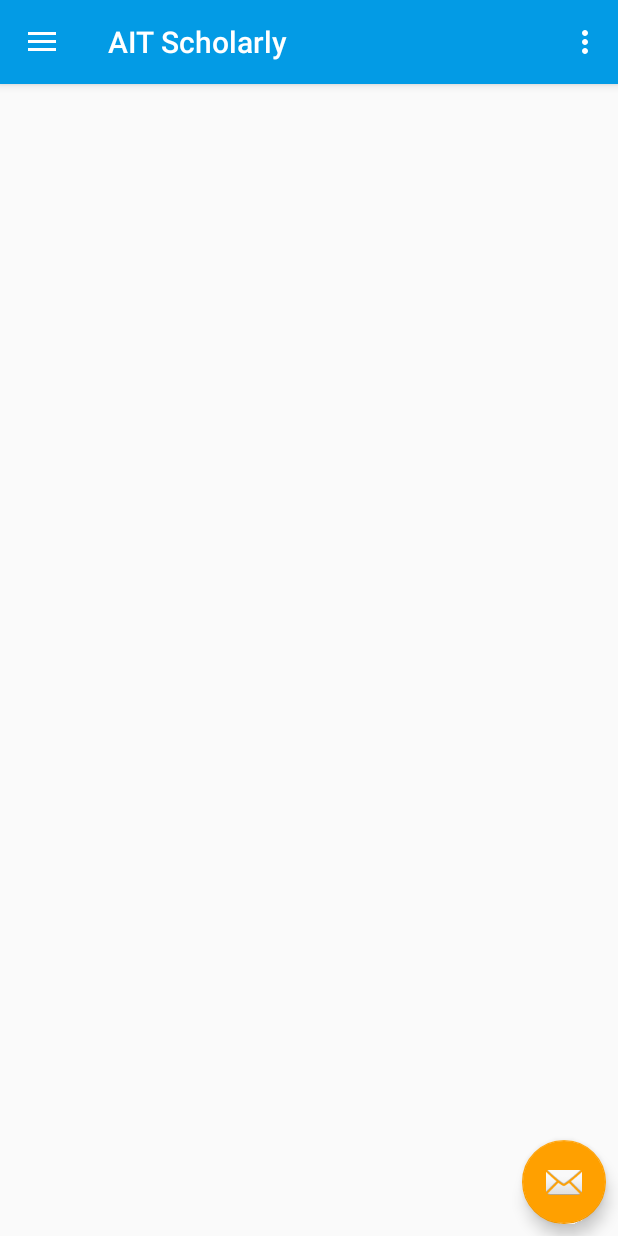
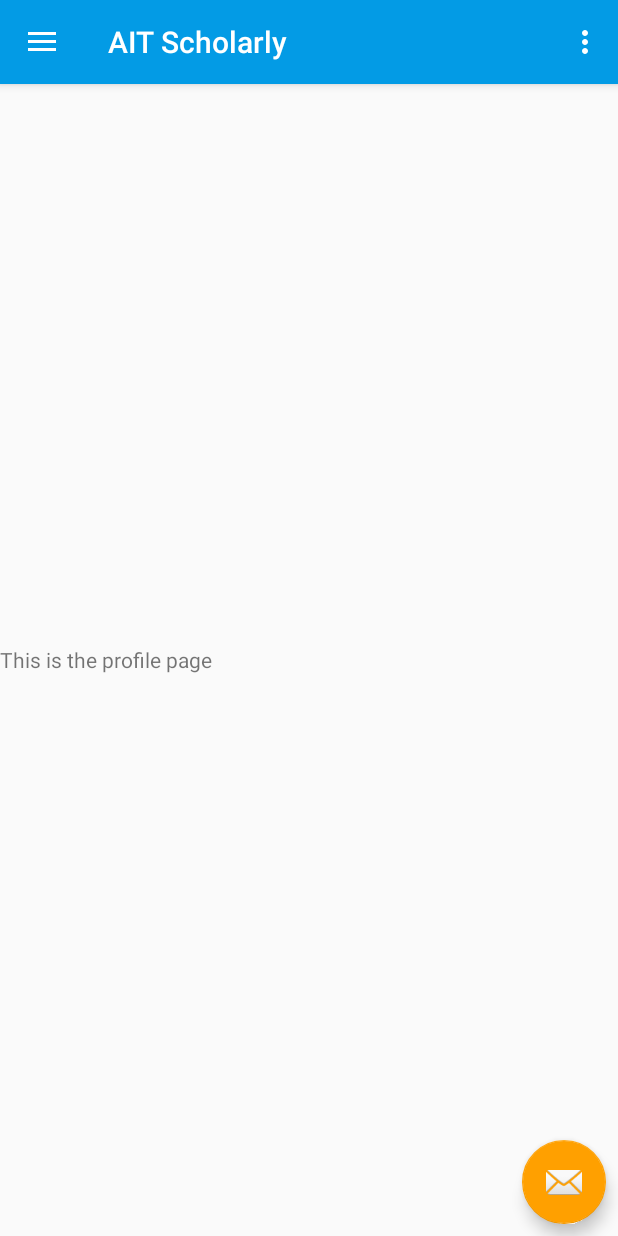
Before and after one commit to KoderTheCoder/Scholarly-Activity-Workflow, an Android app: the screen it shows after launch once a user with an empty profile is signed in (MainActivity2), on a phone screen of 412 x 824 dp. Run offline under Robolectric (Android 15) with nearby library versions, the phone set to English and light mode, and no system bars; our stand-ins replace Firebase (no records; nobody signed in at launch, a user with empty details on screens opened directly).

Commit message:
navigation drawer updated, Added fragments for main functions and added a functional logout button in the action bar

```diff
--- a/app/src/main/java/com/example/koder/activityworkflow/MainActivity.java
+++ b/app/src/main/java/com/example/koder/activityworkflow/MainActivity.java
@@ -80,8 +80,6 @@ public class MainActivity extends BaseActivity implements
     // [START initialize_auth]
     mAuth = FirebaseAuth.getInstance();
     // [END initialize_auth]
-
-
   }
 
   // [START on_start_check_user]
@@ -187,11 +185,13 @@ public class MainActivity extends BaseActivity implements
   private void updateUI(FirebaseUser user) {
     hideProgressDialog();
     if (user != null) {
+      /*
       mStatusTextView.setText(getString(R.string.google_status_fmt, user.getEmail()));
       mDetailTextView.setText(getString(R.string.firebase_status_fmt, user.getUid()));
 
       findViewById(R.id.sign_in_button).setVisibility(View.GONE);
       findViewById(R.id.sign_out_and_disconnect).setVisibility(View.VISIBLE);
+      */
 
       Intent loggedIn = new Intent(MainActivity.this, MainActivity2.class);
       startActivity(loggedIn);
--- a/app/src/main/java/com/example/koder/activityworkflow/MainActivity2.java
+++ b/app/src/main/java/com/example/koder/activityworkflow/MainActivity2.java
@@ -1,8 +1,11 @@
 package com.example.koder.activityworkflow;
 
+import android.content.ClipData;
 import android.os.Bundle;
+import android.support.annotation.NonNull;
 import android.support.design.widget.FloatingActionButton;
 import android.support.design.widget.Snackbar;
+import android.support.v4.app.FragmentManager;
 import android.view.View;
 import android.support.design.widget.NavigationView;
 import android.support.v4.view.GravityCompat;
@@ -12,14 +15,37 @@ import android.support.v7.app.AppCompatActivity;
 import android.support.v7.widget.Toolbar;
 import android.view.Menu;
 import android.view.MenuItem;
+import android.widget.Button;
+import android.widget.TextView;
+
+import com.google.android.gms.auth.api.signin.GoogleSignIn;
+import com.google.android.gms.auth.api.signin.GoogleSignInClient;
+import com.google.android.gms.auth.api.signin.GoogleSignInOptions;
+import com.google.android.gms.tasks.OnCompleteListener;
+import com.google.android.gms.tasks.Task;
+import com.google.firebase.auth.FirebaseAuth;
 
 public class MainActivity2 extends AppCompatActivity
         implements NavigationView.OnNavigationItemSelectedListener {
 
+    GoogleSignInClient mGoogleSignInClient;
+    FirebaseAuth mAuth;
+    TextView username;
+    TextView email;
     @Override
     protected void onCreate(Bundle savedInstanceState) {
         super.onCreate(savedInstanceState);
         setContentView(R.layout.activity_main2);
+
+        GoogleSignInOptions gso = new GoogleSignInOptions.Builder(GoogleSignInOptions.DEFAULT_SIGN_IN)
+                .requestIdToken(getString(R.string.default_web_client_id))
+                .requestEmail()
+                .build();
+        // [END config_signin]
+
+        mGoogleSignInClient = GoogleSignIn.getClient(this, gso);
+        mAuth = FirebaseAuth.getInstance();
+
         Toolbar toolbar = (Toolbar) findViewById(R.id.toolbar);
         setSupportActionBar(toolbar);
 
@@ -40,6 +66,16 @@ public class MainActivity2 extends AppCompatActivity
 
         NavigationView navigationView = (NavigationView) findViewById(R.id.nav_view);
         navigationView.setNavigationItemSelectedListener(this);
+
+        android.app.FragmentManager fragmentManager = getFragmentManager();
+        fragmentManager.beginTransaction().replace(R.id.content_frame, new ProfileFragment()).commit();
+
+        //Add the username and email to the navigation drawer
+        View headerView = navigationView.getHeaderView(0);
+        username = (TextView) headerView.findViewById(R.id.username);
+        username.setText(mAuth.getCurrentUser().getDisplayName());
+        email = (TextView) headerView.findViewById(R.id.userEmail);
+        email.setText(mAuth.getCurrentUser().getEmail());
     }
 
     @Override
@@ -67,7 +103,8 @@ public class MainActivity2 extends AppCompatActivity
         int id = item.getItemId();
 
         //noinspection SimplifiableIfStatement
-        if (id == R.id.action_settings) {
+        if (id == R.id.logout_button) {
+            signOut();
             return true;
         }
 
@@ -79,13 +116,14 @@ public class MainActivity2 extends AppCompatActivity
     public boolean onNavigationItemSelected(MenuItem item) {
         // Handle navigation view item clicks here.
         int id = item.getItemId();
+        android.app.FragmentManager fragmentManager = getFragmentManager();
 
-        if (id == R.id.nav_camera) {
-            // Handle the camera action
+        if (id == R.id.profile) {
+            fragmentManager.beginTransaction().replace(R.id.content_frame, new ProfileFragment()).commit();
         } else if (id == R.id.nav_gallery) {
-
+            fragmentManager.beginTransaction().replace(R.id.content_frame, new ProfileFragment()).commit();
         } else if (id == R.id.nav_slideshow) {
-
+            fragmentManager.beginTransaction().replace(R.id.content_frame, new ProfileFragment()).commit();
         } else if (id == R.id.nav_manage) {
 
         } else if (id == R.id.nav_share) {
@@ -98,4 +136,17 @@ public class MainActivity2 extends AppCompatActivity
         drawer.closeDrawer(GravityCompat.START);
         return true;
     }
+
+    private void signOut() {
+        // Firebase sign out
+        mAuth.signOut();
+        // Google sign out
+        mGoogleSignInClient.signOut().addOnCompleteListener(this,
+                new OnCompleteListener<Void>() {
+                    @Override
+                    public void onComplete(@NonNull Task<Void> task) {
+                        finish();
+                    }
+                });
+    }
 }
--- /dev/null
+++ b/app/src/main/java/com/example/koder/activityworkflow/ProfileFragment.java
@@ -0,0 +1,22 @@
+package com.example.koder.activityworkflow;
+
+import android.app.Fragment;
+import android.os.Bundle;
+import android.support.annotation.Nullable;
+import android.view.LayoutInflater;
+import android.view.View;
+import android.view.ViewGroup;
+
+/**
+ * Created by Koder on 1/24/2018.
+ */
+
+public class ProfileFragment extends Fragment {
+    View myView;
+    @Nullable
+    @Override
+    public View onCreateView(LayoutInflater inflater, @Nullable ViewGroup container, Bundle savedInstanceState) {
+        myView = inflater.inflate(R.layout.profile, container, false);
+        return myView;
+    }
+}
--- a/app/src/main/res/drawable/side_nav_bar.xml
+++ b/app/src/main/res/drawable/side_nav_bar.xml
@@ -2,8 +2,8 @@
     android:shape="rectangle">
     <gradient
         android:angle="135"
-        android:centerColor="#4CAF50"
-        android:endColor="#2E7D32"
-        android:startColor="#81C784"
+        android:centerColor="#45ad97"
+        android:endColor="#90cfca"
+        android:startColor="#039BE5"
         android:type="linear" />
 </shape>
--- a/app/src/main/res/layout/activity_google_sign_in.xml
+++ b/app/src/main/res/layout/activity_google_sign_in.xml
@@ -21,8 +21,8 @@
             android:layout_height="wrap_content"
             android:contentDescription="AIT Logo and Name"
             android:src="@drawable/aitlogo"
-            android:maxWidth="108dp"
-            android:maxHeight="60dp"
+            android:maxWidth="180dp"
+            android:maxHeight="100dp"
             android:scaleType="fitCenter"
             android:adjustViewBounds="true"
             />
--- a/app/src/main/res/layout/content_main2.xml
+++ b/app/src/main/res/layout/content_main2.xml
@@ -1,5 +1,5 @@
 <?xml version="1.0" encoding="utf-8"?>
-<android.support.constraint.ConstraintLayout xmlns:android="http://schemas.android.com/apk/res/android"
+<RelativeLayout xmlns:android="http://schemas.android.com/apk/res/android"
     xmlns:app="http://schemas.android.com/apk/res-auto"
     xmlns:tools="http://schemas.android.com/tools"
     android:layout_width="match_parent"
@@ -8,4 +8,10 @@
     tools:context="com.example.koder.activityworkflow.MainActivity2"
     tools:showIn="@layout/app_bar_main2">
 
-</android.support.constraint.ConstraintLayout>
+    <FrameLayout
+        android:id="@+id/content_frame"
+        android:layout_width="match_parent"
+        android:layout_height="match_parent">
+
+    </FrameLayout>
+</RelativeLayout>
--- /dev/null
+++ b/app/src/main/res/layout/profile.xml
@@ -0,0 +1,17 @@
+<?xml version="1.0" encoding="utf-8"?>
+<RelativeLayout xmlns:android="http://schemas.android.com/apk/res/android"
+    android:orientation="vertical" android:layout_width="match_parent"
+    android:layout_height="match_parent">
+
+
+    <LinearLayout
+        android:layout_width="match_parent"
+        android:layout_height="match_parent">
+        <TextView
+            android:layout_width="wrap_content"
+            android:layout_height="wrap_content"
+            android:layout_gravity="center"
+            android:text="This is the profile page"
+            />
+    </LinearLayout>
+</RelativeLayout>
--- a/app/src/main/res/menu/activity_main2_drawer.xml
+++ b/app/src/main/res/menu/activity_main2_drawer.xml
@@ -3,21 +3,21 @@
 
     <group android:checkableBehavior="single">
         <item
-            android:id="@+id/nav_camera"
-            android:icon="@drawable/ic_menu_camera"
-            android:title="Import" />
+            android:id="@+id/profile"
+            android:icon="@drawable/menu_profile"
+            android:title="Profile" />
         <item
             android:id="@+id/nav_gallery"
             android:icon="@drawable/ic_menu_gallery"
-            android:title="Gallery" />
+            android:title="Add Activity" />
         <item
             android:id="@+id/nav_slideshow"
             android:icon="@drawable/ic_menu_slideshow"
-            android:title="Slideshow" />
+            android:title="View Activities" />
         <item
             android:id="@+id/nav_manage"
             android:icon="@drawable/ic_menu_manage"
-            android:title="Tools" />
+            android:title="Résumé" />
     </group>
 
     <item android:title="Communicate">
@@ -25,7 +25,7 @@
             <item
                 android:id="@+id/nav_share"
                 android:icon="@drawable/ic_menu_share"
-                android:title="Share" />
+                android:title="About" />
             <item
                 android:id="@+id/nav_send"
                 android:icon="@drawable/ic_menu_send"
--- a/app/src/main/res/menu/main_activity2.xml
+++ b/app/src/main/res/menu/main_activity2.xml
@@ -2,8 +2,8 @@
 <menu xmlns:android="http://schemas.android.com/apk/res/android"
     xmlns:app="http://schemas.android.com/apk/res-auto">
     <item
-        android:id="@+id/action_settings"
+        android:id="@+id/logout_button"
         android:orderInCategory="100"
-        android:title="@string/action_settings"
+        android:title="Logout"
         app:showAsAction="never" />
 </menu>
--- a/app/src/main/res/values/drawables.xml
+++ b/app/src/main/res/values/drawables.xml
@@ -1,8 +1,8 @@
 <resources xmlns:android="http://schemas.android.com/apk/res/android">
     <item name="ic_menu_camera" type="drawable">@android:drawable/ic_menu_camera</item>
-    <item name="ic_menu_gallery" type="drawable">@android:drawable/ic_menu_gallery</item>
-    <item name="ic_menu_slideshow" type="drawable">@android:drawable/ic_menu_slideshow</item>
-    <item name="ic_menu_manage" type="drawable">@android:drawable/ic_menu_manage</item>
-    <item name="ic_menu_share" type="drawable">@android:drawable/ic_menu_share</item>
+    <item name="ic_menu_gallery" type="drawable">@android:drawable/ic_menu_add</item>
+    <item name="ic_menu_slideshow" type="drawable">@android:drawable/ic_menu_view</item>
+    <item name="ic_menu_manage" type="drawable">@android:drawable/ic_menu_upload</item>
+    <item name="ic_menu_share" type="drawable">@android:drawable/ic_menu_info_details</item>
     <item name="ic_menu_send" type="drawable">@android:drawable/ic_menu_send</item>
 </resources>
--- a/app/src/main/res/values/strings.xml
+++ b/app/src/main/res/values/strings.xml
@@ -71,6 +71,7 @@
 
     <string name="firebaseui_status_fmt">Firebase User: %s</string>
     <string name="firebaseui_title_text">FirebaseUI Auth</string>
+    <string name="firebaseui_user_name">Firebase Username</string>
 
     <string name="id_fmt">User ID: %s</string>
     <string name="email_fmt">Email: %s</string>
```
Also changed, not shown: app/src/main/res/layout/login.xml (deleted, +0 -39 lines), app/src/main/res/layout/nav_header_main2.xml (+7 -2 lines), app/src/main/res/layout/signup.xml (deleted, +0 -120 lines), app/src/main/res/drawable/academic_cap.gif (added), app/src/main/res/drawable/menu_profile.png (added).
